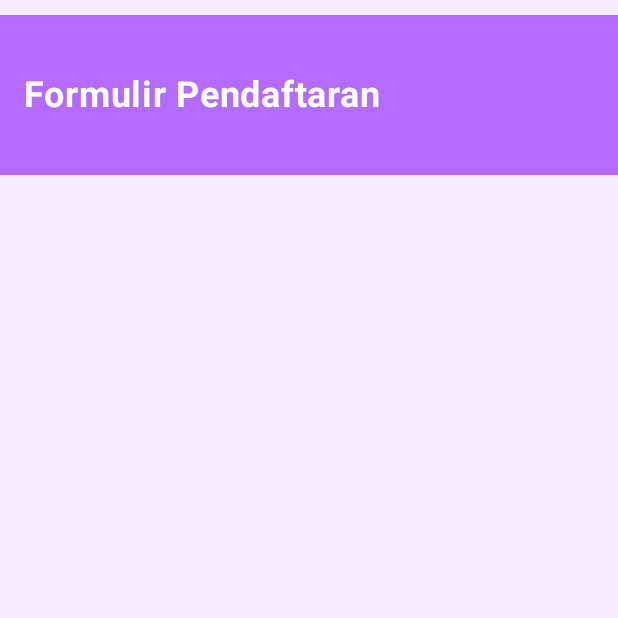
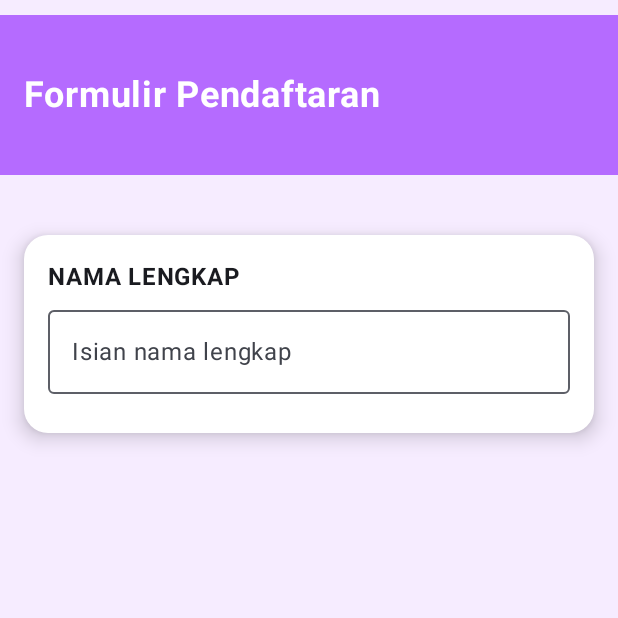
Before and after one commit to rnktlhr/QuestNavigasTugas_069, an Android app built with Jetpack Compose: the composable FormulirPendaftaran shown on its own in the app's theme, on a phone screen of 412 x 824 dp, the top half of it. Run offline under Robolectric (Android 15) with nearby library versions, the phone set to English and light mode, and no system bars.

Commit message:
menambahkan colum text dan OutlinedTextField di form pendaftaran

```diff
--- a/app/src/main/java/view/FormPendaftaran.kt
+++ b/app/src/main/java/view/FormPendaftaran.kt
@@ -13,12 +13,14 @@ import androidx.compose.foundation.layout.wrapContentHeight
 import androidx.compose.foundation.shape.RoundedCornerShape
 import androidx.compose.material3.Card
 import androidx.compose.material3.CardDefaults
+import androidx.compose.material3.OutlinedTextField
 import androidx.compose.material3.Surface
 import androidx.compose.material3.Text
 import androidx.compose.runtime.Composable
 import androidx.compose.runtime.getValue
 import androidx.compose.runtime.mutableStateOf
 import androidx.compose.runtime.remember
+import androidx.compose.runtime.setValue
 import androidx.compose.ui.Alignment
 import androidx.compose.ui.Modifier
 import androidx.compose.ui.graphics.Color
@@ -31,7 +33,7 @@ import androidx.compose.ui.unit.sp
 
 @Composable
 fun FormulirPendaftaran(modifier: Modifier){
-    val nama by remember { mutableStateOf(TextFieldValue("")) }
+    var nama by remember { mutableStateOf(TextFieldValue("")) }
     val alamat by remember { mutableStateOf(TextFieldValue("")) }
     val jenisKelamin by remember { mutableStateOf("") }
     val statusPerkawinan by remember { mutableStateOf("") }
@@ -78,7 +80,21 @@ fun FormulirPendaftaran(modifier: Modifier){
                 colors = CardDefaults.cardColors(containerColor = Color.White),
                 elevation = CardDefaults.cardElevation(defaultElevation = 8.dp)
             ) {
-
+                Column(
+                    modifier = Modifier
+                        .padding(paddingMedium)
+                        .fillMaxWidth()
+                ) {
+                    Text("NAMA LENGKAP", fontWeight = FontWeight.Bold)
+                    OutlinedTextField(
+                        value = nama,
+                        onValueChange = { nama = it },
+                        placeholder = { Text("Isian nama lengkap") },
+                        modifier = Modifier
+                            .fillMaxWidth()
+                            .padding(vertical = paddingSmall)
+                    )
+                }
             }
         }
     }
```
